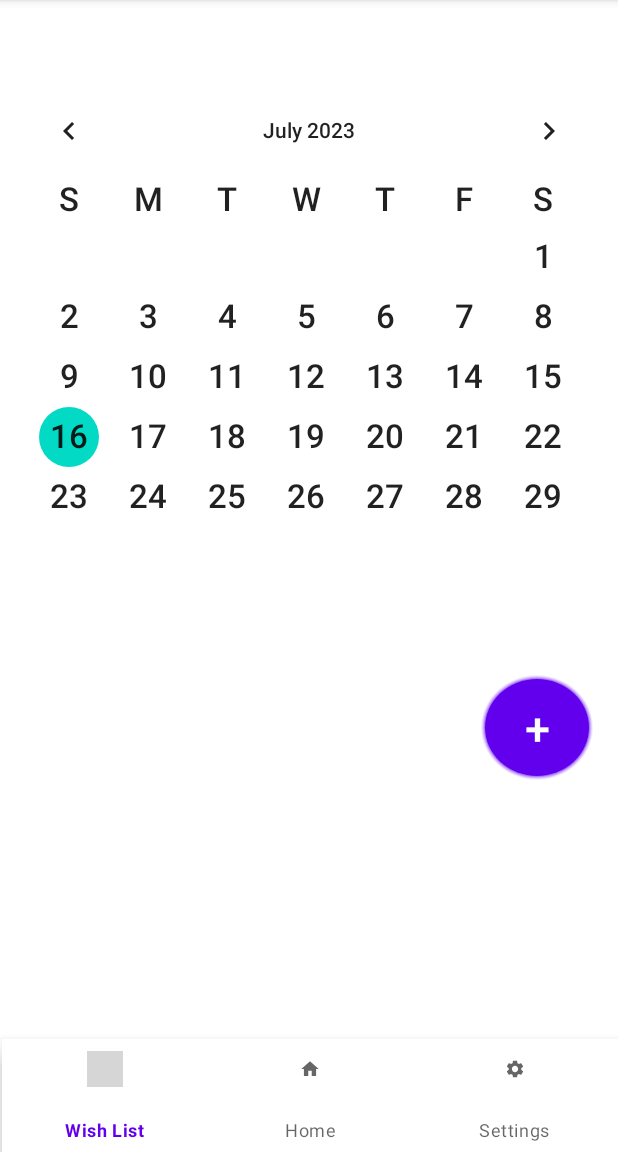
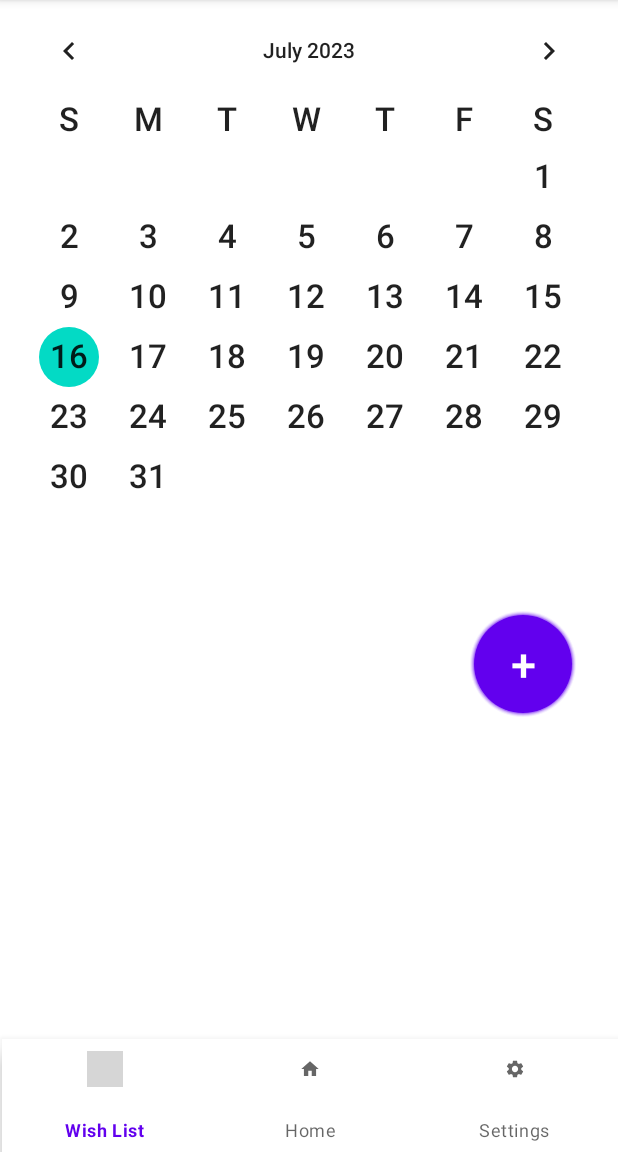
Before and after one commit to jon-fox/gift_app, an Android app: the MainActivity screen opened directly, with no data from a screen before it, on a phone screen of 412 x 824 dp, the part 84-1236 px from its top. Run offline under Robolectric (Android 15) with nearby library versions, the phone set to English and light mode, and no system bars; grey boxes are pictures that could not be loaded.

Commit message:
layout changes

```diff
--- a/app/src/main/res/layout/activity_main.xml
+++ b/app/src/main/res/layout/activity_main.xml
@@ -9,12 +9,15 @@
     <CalendarView
         android:id="@+id/calendarView"
         android:layout_width="match_parent"
-        android:layout_height="299dp"
+        android:layout_height="352dp"
+        android:layout_below="@+id/flFragment"
         android:layout_alignParentStart="true"
         android:layout_alignParentTop="true"
-        android:layout_centerVertical="true"
+        android:layout_alignParentEnd="true"
+        android:layout_centerHorizontal="true"
         android:layout_marginStart="0dp"
-        android:layout_marginTop="53dp"
+        android:layout_marginTop="0dp"
+        android:layout_marginEnd="0dp"
         android:dateTextAppearance="@android:style/TextAppearance.Large"
         android:weekDayTextAppearance="@android:style/TextAppearance.Large" />
 
@@ -40,19 +43,7 @@
         android:layout_marginBottom="0dp"
         app:menu="@menu/bottom_nav_menu" />
 
-    <ImageView
-        android:id="@+id/imageView"
-        android:layout_width="match_parent"
-        android:layout_height="51dp"
-        android:layout_alignParentStart="true"
-        android:layout_alignParentTop="true"
-        android:layout_alignParentEnd="true"
-        android:layout_marginStart="0dp"
-        android:layout_marginTop="2dp"
-        android:layout_marginEnd="0dp"
-        tools:srcCompat="@tools:sample/backgrounds/scenic[1]" />
-
-<!--    <ImageView-->
+    <!--    <ImageView-->
 <!--        android:id="@+id/plusImageView"-->
 <!--        android:layout_width="wrap_content"-->
 <!--        android:layout_height="35dp"-->
@@ -71,17 +62,20 @@
 
     <Button
         android:id="@+id/plusImageView"
-        android:layout_width="76dp"
-        android:layout_height="71dp"
+        android:layout_width="72dp"
+        android:layout_height="72dp"
         android:layout_alignParentEnd="true"
         android:layout_alignParentBottom="true"
-        android:layout_marginEnd="16dp"
-        android:layout_marginBottom="247dp"
+        android:layout_marginStart="16dp"
+        android:layout_marginTop="16dp"
+        android:layout_marginEnd="27dp"
+        android:layout_marginBottom="289dp"
         android:background="@drawable/circle_with_plus"
         android:text="+"
         android:textAlignment="center"
         android:textColor="#fff"
         android:textSize="30sp" />
+
     <ScrollView
         android:id="@+id/parent_scroll_view"
         android:layout_width="match_parent"
```
